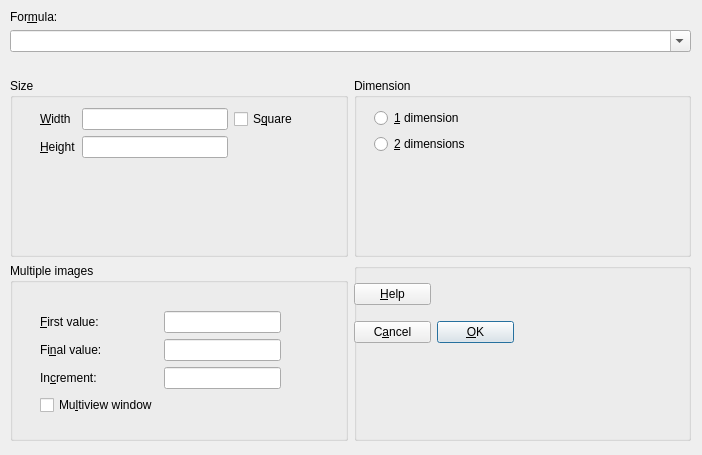
Qt form cpp/ui/formula_dialog.ui (magister-ludi/eigenbroetler) before a commit.
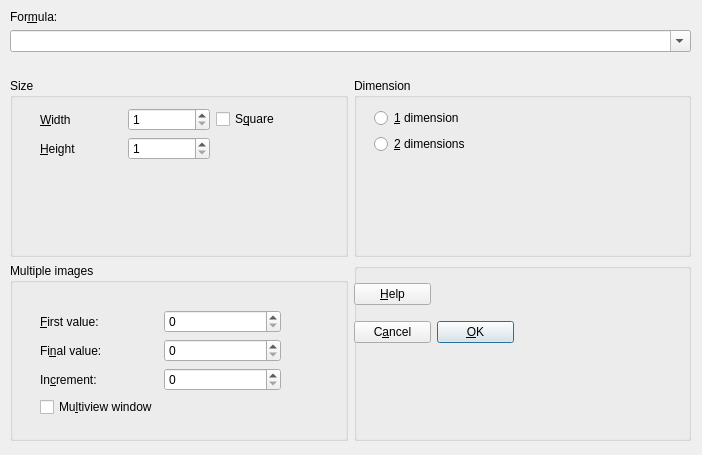
The same form after that commit.

Commit message:
Replaced edit boxes by spin boxes to ensure that numeric values are used.
Added some checking on start/step/stop parameters.
Aded a call to the new dialog for obtaining information from
user about which data to use for pixel extraction.

```diff
--- a/cpp/ui/formula_dialog.ui
+++ b/cpp/ui/formula_dialog.ui
@@ -93,7 +93,7 @@
                <string>&amp;Width</string>
               </property>
               <property name="buddy">
-               <cstring>widthLineEdit</cstring>
+               <cstring>widthSpinBox</cstring>
               </property>
              </widget>
             </item>
@@ -105,10 +105,16 @@
              </widget>
             </item>
             <item row="0" column="1">
-             <widget class="QLineEdit" name="widthLineEdit">
+             <widget class="QSpinBox" name="widthSpinBox">
               <property name="inputMethodHints">
                <set>Qt::ImhDigitsOnly</set>
               </property>
+              <property name="minimum">
+               <number>1</number>
+              </property>
+              <property name="maximum">
+               <number>99999</number>
+              </property>
              </widget>
             </item>
             <item row="1" column="0">
@@ -117,15 +123,21 @@
                <string>&amp;Height</string>
               </property>
               <property name="buddy">
-               <cstring>heightLineEdit</cstring>
+               <cstring>heightSpinBox</cstring>
               </property>
              </widget>
             </item>
             <item row="1" column="1">
-             <widget class="QLineEdit" name="heightLineEdit">
+             <widget class="QSpinBox" name="heightSpinBox">
               <property name="inputMethodHints">
                <set>Qt::ImhDigitsOnly</set>
               </property>
+              <property name="minimum">
+               <number>1</number>
+              </property>
+              <property name="maximum">
+               <number>99999</number>
+              </property>
              </widget>
             </item>
            </layout>
@@ -216,19 +228,19 @@
                <string>&amp;First value:</string>
               </property>
               <property name="buddy">
-               <cstring>firstNLineEdit</cstring>
+               <cstring>firstNSpinBox</cstring>
               </property>
              </widget>
             </item>
             <item row="1" column="1">
-             <widget class="QLineEdit" name="finalNLineEdit">
+             <widget class="QSpinBox" name="finalNSpinBox">
               <property name="inputMethodHints">
                <set>Qt::ImhDigitsOnly</set>
               </property>
              </widget>
             </item>
             <item row="2" column="1">
-             <widget class="QLineEdit" name="incrNLineEdit">
+             <widget class="QSpinBox" name="incrNSpinBox">
               <property name="inputMethodHints">
                <set>Qt::ImhDigitsOnly</set>
               </property>
@@ -240,7 +252,7 @@
                <string>Fi&amp;nal value:</string>
               </property>
               <property name="buddy">
-               <cstring>finalNLineEdit</cstring>
+               <cstring>finalNSpinBox</cstring>
               </property>
              </widget>
             </item>
@@ -250,12 +262,12 @@
                <string>In&amp;crement:</string>
               </property>
               <property name="buddy">
-               <cstring>incrNLineEdit</cstring>
+               <cstring>incrNSpinBox</cstring>
               </property>
              </widget>
             </item>
             <item row="0" column="1">
-             <widget class="QLineEdit" name="firstNLineEdit">
+             <widget class="QSpinBox" name="firstNSpinBox">
               <property name="inputMethodHints">
                <set>Qt::ImhDigitsOnly</set>
               </property>
```
Left out of the diff: 62 changed lines with no effect on the pictures. The commit also changes 1 other file.
